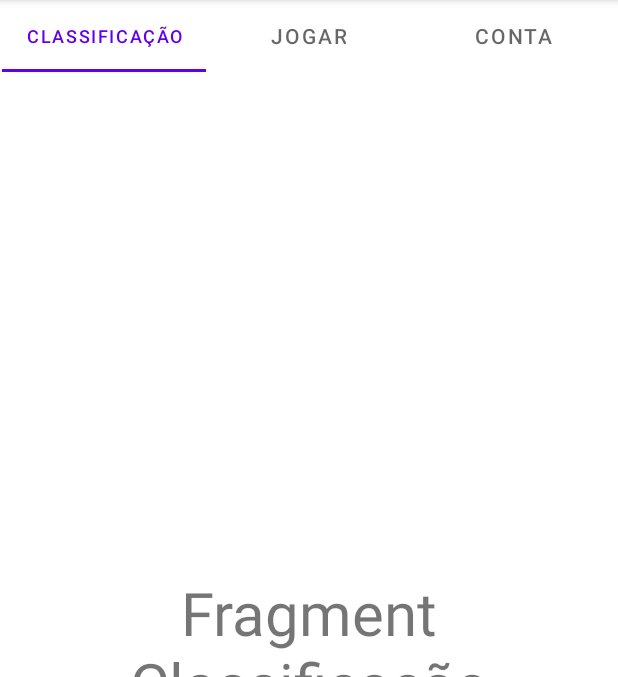
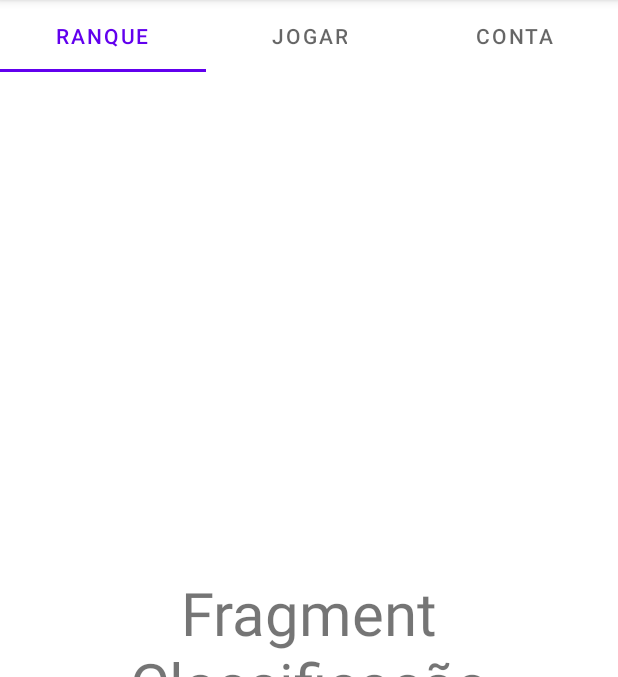
Before and after one commit to arthur-timoteo/cti_tcc_batata-quente, an Android app: the screen it shows after launch (MainActivity), on a phone screen of 412 x 824 dp, the part 84-761 px from its top. Run offline under Robolectric (Android 15) with nearby library versions, the light colour scheme and no system bars; network calls fail.

Commit message:
Classificacao - Fixed TabLayout title

```diff
--- a/app_mobile/app/src/main/java/com/example/batataquente/view/MainActivity.java
+++ b/app_mobile/app/src/main/java/com/example/batataquente/view/MainActivity.java
@@ -35,7 +35,7 @@ public class MainActivity extends AppCompatActivity implements TabLayout.OnTabSe
         tabLayout.setupWithViewPager(viewPager);
 
         TLAdapter tlAdapter = new TLAdapter(getSupportFragmentManager(), FragmentPagerAdapter.BEHAVIOR_RESUME_ONLY_CURRENT_FRAGMENT);
-        tlAdapter.addFragment(new ClassificacaoFragment(), "CLASSIFICAÇÃO");
+        tlAdapter.addFragment(new ClassificacaoFragment(), "RANQUE");
         tlAdapter.addFragment(new JogarFragment(), "JOGAR");
         tlAdapter.addFragment(new ContaFragment(), "CONTA");
         viewPager.setAdapter(tlAdapter);
--- a/app_mobile/app/src/main/res/layout/activity_main.xml
+++ b/app_mobile/app/src/main/res/layout/activity_main.xml
@@ -8,7 +8,7 @@
 
     <com.google.android.material.tabs.TabLayout
         android:id="@+id/tabLayout"
-        android:layout_width="409dp"
+        android:layout_width="match_parent"
         android:layout_height="wrap_content"
         app:layout_constraintEnd_toEndOf="parent"
         app:layout_constraintHorizontal_bias="0.5"
@@ -18,7 +18,7 @@
         <com.google.android.material.tabs.TabItem
             android:layout_width="wrap_content"
             android:layout_height="wrap_content"
-            android:text="Classificação" />
+            android:text="Classificação"/>
 
         <com.google.android.material.tabs.TabItem
             android:layout_width="wrap_content"
```
